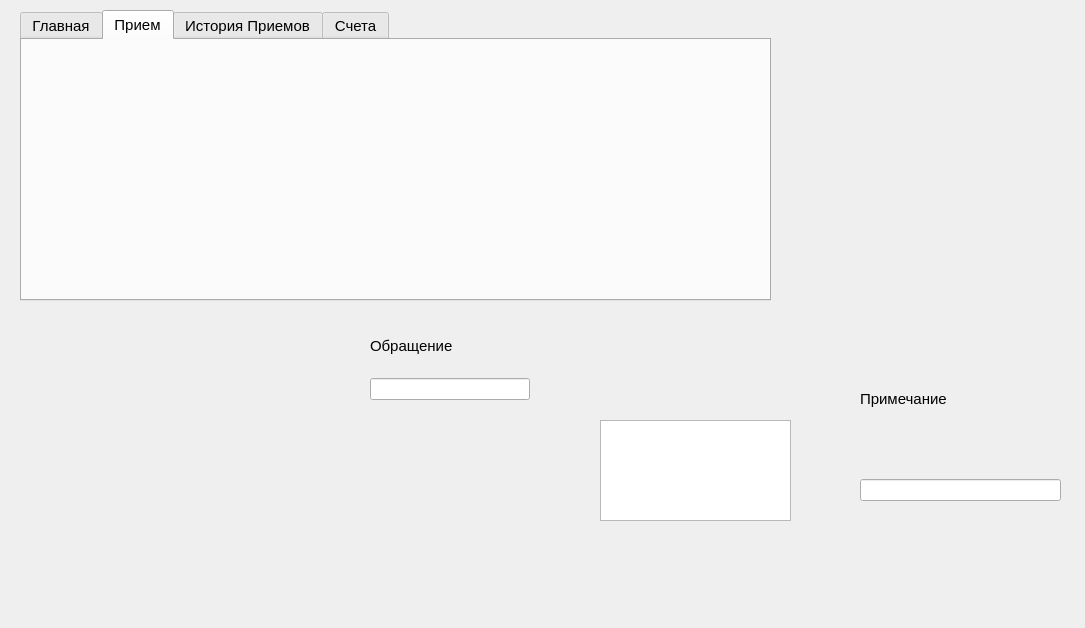
Above: ui/medicalCard.ui from flexyw1be/DentalProject before the change. Below: the same form after it.
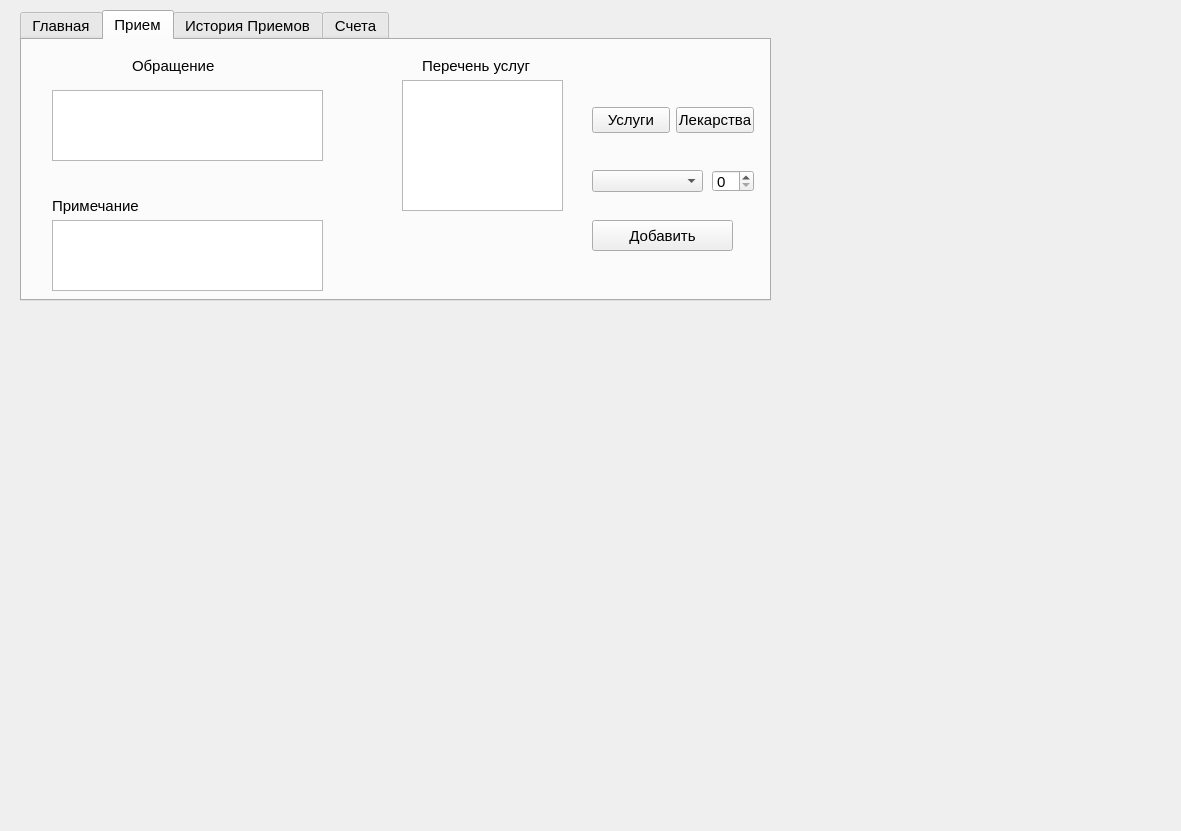
That is the form after the change.

Diff of the .ui file:
```diff
--- a/ui/medicalCard.ui
+++ b/ui/medicalCard.ui
@@ -6,8 +6,8 @@
    <rect>
     <x>0</x>
     <y>0</y>
-    <width>1085</width>
-    <height>628</height>
+    <width>1181</width>
+    <height>831</height>
    </rect>
   </property>
   <property name="windowTitle">
@@ -173,6 +173,170 @@
      <attribute name="title">
       <string>Прием</string>
      </attribute>
+     <widget class="QLabel" name="label">
+      <property name="geometry">
+       <rect>
+        <x>110</x>
+        <y>10</y>
+        <width>91</width>
+        <height>31</height>
+       </rect>
+      </property>
+      <property name="font">
+       <font>
+        <family>Segoe UI</family>
+        <pointsize>11</pointsize>
+       </font>
+      </property>
+      <property name="text">
+       <string>Обращение</string>
+      </property>
+     </widget>
+     <widget class="QLabel" name="label_6">
+      <property name="geometry">
+       <rect>
+        <x>400</x>
+        <y>10</y>
+        <width>121</width>
+        <height>31</height>
+       </rect>
+      </property>
+      <property name="font">
+       <font>
+        <family>Segoe UI</family>
+        <pointsize>11</pointsize>
+       </font>
+      </property>
+      <property name="text">
+       <string>Перечень услуг</string>
+      </property>
+     </widget>
+     <widget class="QLabel" name="label_7">
+      <property name="geometry">
+       <rect>
+        <x>30</x>
+        <y>150</y>
+        <width>121</width>
+        <height>31</height>
+       </rect>
+      </property>
+      <property name="font">
+       <font>
+        <family>Segoe UI</family>
+        <pointsize>11</pointsize>
+       </font>
+      </property>
+      <property name="text">
+       <string>Примечание</string>
+      </property>
+     </widget>
+     <widget class="QComboBox" name="services_combo_box">
+      <property name="geometry">
+       <rect>
+        <x>570</x>
+        <y>130</y>
+        <width>111</width>
+        <height>22</height>
+       </rect>
+      </property>
+     </widget>
+     <widget class="QWidget" name="horizontalLayoutWidget">
+      <property name="geometry">
+       <rect>
+        <x>570</x>
+        <y>40</y>
+        <width>162</width>
+        <height>80</height>
+       </rect>
+      </property>
+      <layout class="QHBoxLayout" name="horizontalLayout_5">
+       <item>
+        <widget class="QPushButton" name="services_push_button">
+         <property name="font">
+          <font>
+           <family>Segoe UI</family>
+           <pointsize>11</pointsize>
+          </font>
+         </property>
+         <property name="text">
+          <string>Услуги</string>
+         </property>
+        </widget>
+       </item>
+       <item>
+        <widget class="QPushButton" name="preparations_push_button">
+         <property name="font">
+          <font>
+           <family>Segoe UI</family>
+           <pointsize>11</pointsize>
+          </font>
+         </property>
+         <property name="text">
+          <string>Лекарства</string>
+         </property>
+        </widget>
+       </item>
+      </layout>
+     </widget>
+     <widget class="QTextEdit" name="note_text_edit">
+      <property name="geometry">
+       <rect>
+        <x>30</x>
+        <y>180</y>
+        <width>271</width>
+        <height>71</height>
+       </rect>
+      </property>
+     </widget>
+     <widget class="QTextEdit" name="appeal_text_edit">
+      <property name="geometry">
+       <rect>
+        <x>30</x>
+        <y>50</y>
+        <width>271</width>
+        <height>71</height>
+       </rect>
+      </property>
+     </widget>
+     <widget class="QPushButton" name="add_push_button">
+      <property name="geometry">
+       <rect>
+        <x>570</x>
+        <y>180</y>
+        <width>141</width>
+        <height>31</height>
+       </rect>
+      </property>
+      <property name="font">
+       <font>
+        <family>Segoe UI</family>
+        <pointsize>11</pointsize>
+       </font>
+      </property>
+      <property name="text">
+       <string>Добавить</string>
+      </property>
+     </widget>
+     <widget class="QListWidget" name="price_list">
+      <property name="geometry">
+       <rect>
+        <x>380</x>
+        <y>40</y>
+        <width>161</width>
+        <height>131</height>
+       </rect>
+      </property>
+     </widget>
+     <widget class="QSpinBox" name="count_spin_box">
+      <property name="geometry">
+       <rect>
+        <x>690</x>
+        <y>130</y>
+        <width>42</width>
+        <height>22</height>
+       </rect>
+      </property>
+     </widget>
     </widget>
     <widget class="QWidget" name="tab_3">
      <attribute name="title">
@@ -185,104 +349,6 @@
      </attribute>
     </widget>
    </widget>
-   <widget class="QListView" name="listView">
-    <property name="geometry">
-     <rect>
-      <x>600</x>
-      <y>420</y>
-      <width>191</width>
-      <height>101</height>
-     </rect>
-    </property>
-   </widget>
-   <widget class="QWidget" name="verticalLayoutWidget">
-    <property name="geometry">
-     <rect>
-      <x>370</x>
-      <y>320</y>
-      <width>160</width>
-      <height>80</height>
-     </rect>
-    </property>
-    <layout class="QVBoxLayout" name="verticalLayout">
-     <item>
-      <widget class="QLabel" name="label_6">
-       <property name="font">
-        <font>
-         <family>Segoe UI</family>
-         <pointsize>11</pointsize>
-        </font>
-       </property>
-       <property name="text">
-        <string>Обращение</string>
-       </property>
-      </widget>
-     </item>
-     <item>
-      <widget class="QLineEdit" name="lineEdit_2"/>
-     </item>
-    </layout>
-   </widget>
-   <widget class="QWidget" name="verticalLayoutWidget_2">
-    <property name="geometry">
-     <rect>
-      <x>860</x>
-      <y>330</y>
-      <width>201</width>
-      <height>171</height>
-     </rect>
-    </property>
-    <layout class="QVBoxLayout" name="verticalLayout_2">
-     <item>
-      <spacer name="verticalSpacer_2">
-       <property name="orientation">
-        <enum>Qt::Vertical</enum>
-       </property>
-       <property name="sizeType">
-        <enum>QSizePolicy::Fixed</enum>
-       </property>
-       <property name="sizeHint" stdset="0">
-        <size>
-         <width>5</width>
-         <height>5</height>
-        </size>
-       </property>
-      </spacer>
-     </item>
-     <item>
-      <widget class="QLabel" name="label">
-       <property name="font">
-        <font>
-         <family>Segoe UI</family>
-         <pointsize>11</pointsize>
-        </font>
-       </property>
-       <property name="text">
-        <string>Примечание</string>
-       </property>
-      </widget>
-     </item>
-     <item>
-      <spacer name="verticalSpacer">
-       <property name="orientation">
-        <enum>Qt::Vertical</enum>
-       </property>
-       <property name="sizeType">
-        <enum>QSizePolicy::Fixed</enum>
-       </property>
-       <property name="sizeHint" stdset="0">
-        <size>
-         <width>20</width>
-         <height>10</height>
-        </size>
-       </property>
-      </spacer>
-     </item>
-     <item>
-      <widget class="QLineEdit" name="lineEdit"/>
-     </item>
-    </layout>
-   </widget>
   </widget>
  </widget>
  <resources/>
```
